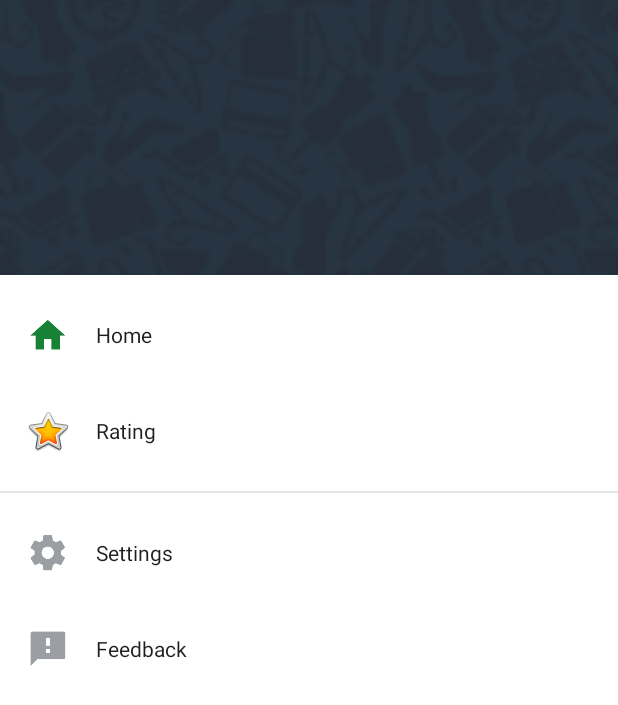
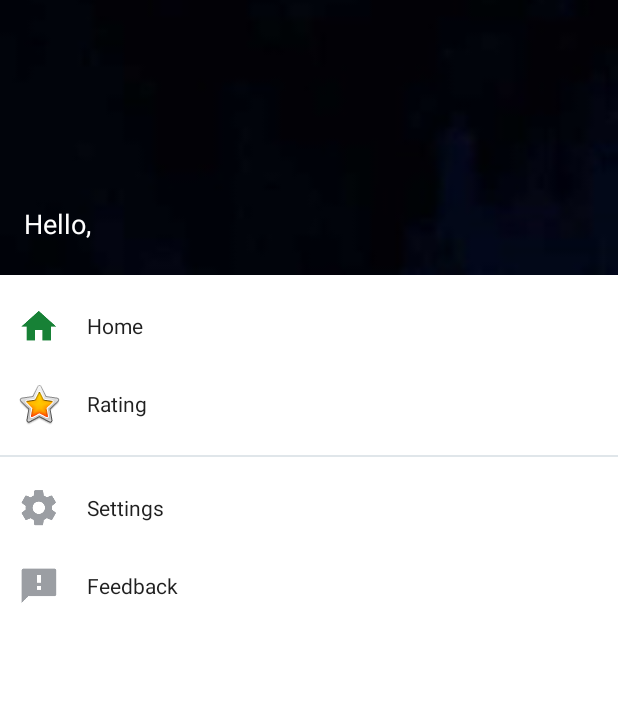
Before and after one commit to 1ou/guess-the-race-clean, an Android app: the fragment NavigationDrawerFragment shown on its own in the app's theme, on a phone screen of 412 x 824 dp. Shown: the top 705 px of the screen. Run offline under Robolectric (Android 15) with nearby library versions, the phone set to English and light mode, and no system bars; libraries missing offline, so code that uses them is left out: com.arellomobile.mvp; 1 statement that could not run was skipped.

Commit message:
fixes under release

```diff
--- a/app/src/main/java/skubyev/anton/guesstherace/model/data/auth/AuthHolder.kt
+++ b/app/src/main/java/skubyev/anton/guesstherace/model/data/auth/AuthHolder.kt
@@ -4,4 +4,5 @@ interface AuthHolder {
     var token: String
     var isToken: Boolean
     var idUser: Int
+    var userName: String
 }
--- a/app/src/main/java/skubyev/anton/guesstherace/model/interactor/auth/AuthInteractor.kt
+++ b/app/src/main/java/skubyev/anton/guesstherace/model/interactor/auth/AuthInteractor.kt
@@ -13,7 +13,7 @@ class AuthInteractor @Inject constructor(
                     login
             )
             .doOnSuccess {
-                authRepository.saveAuthData(it.token, true, it.id)
+                authRepository.saveAuthData(it.token, true, it.id, it.name)
             }
 
     fun testLogin(login: String) = authRepository
@@ -21,9 +21,9 @@ class AuthInteractor @Inject constructor(
                     login
             )
 
-    fun token() = authRepository.token()
+    fun idUser() = authRepository.idUser()
 
-    fun idUser() = authRepository.idUser()
+    fun userName() = authRepository.userName()
 
     fun logout() = authRepository.clearAuthData()
 }
--- a/app/src/main/java/skubyev/anton/guesstherace/presentation/drawer/NavigationDrawerView.kt
+++ b/app/src/main/java/skubyev/anton/guesstherace/presentation/drawer/NavigationDrawerView.kt
@@ -15,4 +15,6 @@ interface NavigationDrawerView : MvpView {
     }
 
     fun selectMenuItem(item: MenuItem)
+
+    fun showGreeting(userName: String)
 }
--- a/app/src/main/res/drawable/background_splash.xml
+++ b/app/src/main/res/drawable/background_splash.xml
@@ -1,11 +1,11 @@
 <?xml version="1.0" encoding="utf-8"?>
 <layer-list xmlns:android="http://schemas.android.com/apk/res/android">
     <item>
-        <bitmap android:src="@drawable/splash_background_image"/>
+        <bitmap android:src="@drawable/splash_background" />
     </item>
     <item>
         <bitmap
             android:gravity="center"
-            android:src="@drawable/splash_logo"/>
+            android:src="@drawable/logo"/>
     </item>
 </layer-list>
--- a/app/src/main/res/layout/fragment_nav_drawer.xml
+++ b/app/src/main/res/layout/fragment_nav_drawer.xml
@@ -1,10 +1,11 @@
 <?xml version="1.0" encoding="utf-8"?>
 <ScrollView xmlns:android="http://schemas.android.com/apk/res/android"
-            xmlns:app="http://schemas.android.com/apk/res-auto"
-            android:layout_width="match_parent"
-            android:layout_height="match_parent"
-            android:background="@color/white"
-            android:fillViewport="true">
+    xmlns:app="http://schemas.android.com/apk/res-auto"
+    android:layout_width="match_parent"
+    android:layout_height="match_parent"
+    xmlns:tools="http://schemas.android.com/tools"
+    android:background="@color/white"
+    android:fillViewport="true">
 
     <android.support.constraint.ConstraintLayout
         android:layout_width="match_parent"
@@ -22,8 +23,19 @@
                 android:layout_alignParentTop="true"
                 android:adjustViewBounds="true"
                 android:scaleType="centerCrop"
-                app:srcCompat="@drawable/background_nav_header"/>
+                app:srcCompat="@drawable/background_nav_header" />
 
+            <TextView
+                android:id="@+id/greetingTV"
+                android:layout_width="wrap_content"
+                android:layout_height="wrap_content"
+                android:layout_alignParentBottom="true"
+                android:layout_alignParentStart="true"
+                android:layout_marginBottom="22dp"
+                android:layout_marginStart="16dp"
+                android:textColor="@color/white"
+                android:textSize="18sp"
+                android:text="@string/hello_text"/>
         </RelativeLayout>
 
         <LinearLayout
@@ -44,7 +56,7 @@
                 android:drawableStart="@drawable/selector_home_icon"
                 android:drawablePadding="16dp"
                 android:gravity="center_vertical"
-                android:padding="16dp"
+                android:padding="10dp"
                 android:text="@string/home_item"
                 android:textColor="@drawable/selector_primary_text_color"
                 android:textSize="14sp"/>
@@ -57,7 +69,7 @@
                 android:drawableStart="@android:drawable/btn_star_big_on"
                 android:drawablePadding="16dp"
                 android:gravity="center_vertical"
-                android:padding="16dp"
+                android:padding="10dp"
                 android:text="@string/rating_item"
                 android:textColor="@drawable/selector_primary_text_color"
                 android:textSize="14sp" />
@@ -77,7 +89,7 @@
                 android:drawableStart="@drawable/ic_settings"
                 android:drawablePadding="16dp"
                 android:gravity="center_vertical"
-                android:padding="16dp"
+                android:padding="10dp"
                 android:text="@string/settings_item"
                 android:textColor="@drawable/selector_primary_text_color"
                 android:textSize="14sp"/>
@@ -90,7 +102,7 @@
                 android:drawableStart="@drawable/ic_feedback"
                 android:drawablePadding="16dp"
                 android:gravity="center_vertical"
-                android:padding="16dp"
+                android:padding="10dp"
                 android:text="@string/feedback_item"
                 android:textColor="@drawable/selector_primary_text_color"
                 android:textSize="14sp"/>
--- a/app/src/main/res/values/colors.xml
+++ b/app/src/main/res/values/colors.xml
@@ -30,4 +30,5 @@
     <color name="colorFocused">#bbdefb</color>
     <color name="blue">#046fd0</color>
     <color name="whiteGray">#a3a3a3</color>
+    <color name="black">#000000</color>
 </resources>
```
Also changed, not shown: app/src/main/java/skubyev/anton/guesstherace/model/data/storage/Prefs.kt (+7 -0 lines), app/src/main/java/skubyev/anton/guesstherace/model/repository/auth/AuthRepository.kt (+7 -1 lines), app/src/main/java/skubyev/anton/guesstherace/presentation/drawer/NavigationDrawerPresenter.kt (+5 -2 lines), app/src/main/java/skubyev/anton/guesstherace/ui/drawer/NavigationDrawerFragment.kt (+8 -0 lines), app/src/main/res/drawable-xxxhdpi/background_nav_header.png, app/src/main/res/drawable-xxxhdpi/background_toolbar.png, app/src/main/res/drawable-xxxhdpi/ic_heart_gray.png (deleted), app/src/main/res/drawable-xxxhdpi/ic_heart_green.png (deleted), app/src/main/res/drawable-xxxhdpi/ic_heart_white.png (deleted), app/src/main/res/drawable-xxxhdpi/ic_logo.png (deleted), app/src/main/res/drawable-xxxhdpi/splash_background.jpg, app/src/main/res/drawable-xxxhdpi/splash_background_image.png (deleted), app/src/main/res/drawable-xxxhdpi/splash_logo.png (deleted).
